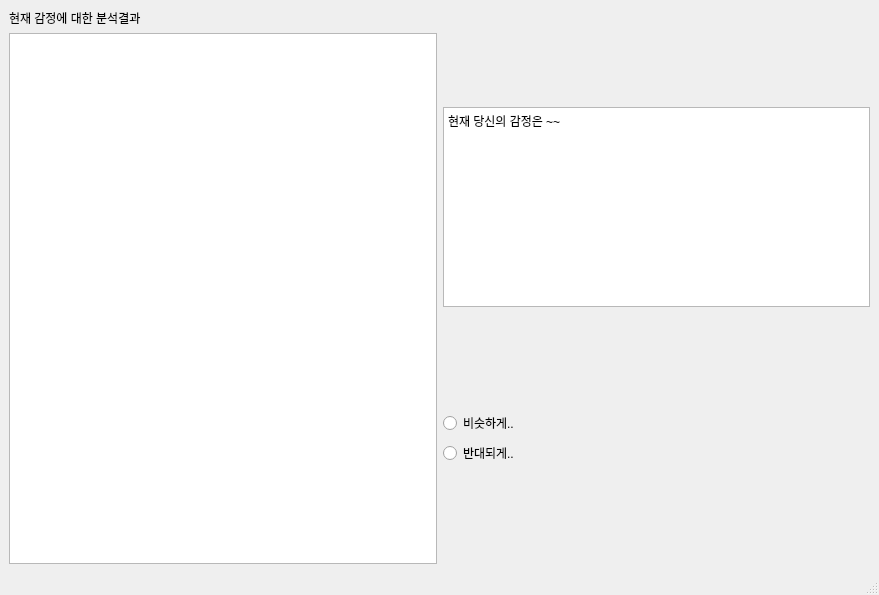
First picture: the form in ui_files/analysis_tool_chart.ui, repository jiwoo1105/DKU_Opensource_knoo-B, before the edit.
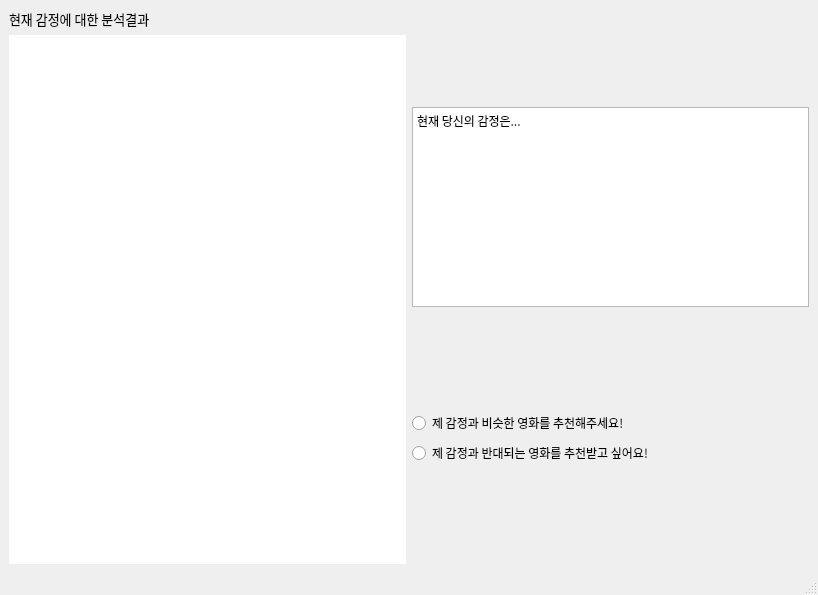
Second picture: the form after the edit.

Commit message: UI 1차 수정

What changed in the file:
```diff
--- a/ui_files/analysis_tool_chart.ui
+++ b/ui_files/analysis_tool_chart.ui
@@ -6,7 +6,7 @@
    <rect>
     <x>0</x>
     <y>0</y>
-    <width>879</width>
+    <width>818</width>
     <height>595</height>
    </rect>
   </property>
@@ -21,13 +21,28 @@
        <layout class="QVBoxLayout" name="verticalLayout_3">
         <item>
          <widget class="QLabel" name="label">
+          <property name="font">
+           <font>
+            <family>G마켓 산스 TTF Medium</family>
+            <pointsize>10</pointsize>
+           </font>
+          </property>
           <property name="text">
            <string>현재 감정에 대한 분석결과</string>
           </property>
          </widget>
         </item>
         <item>
-         <widget class="QGraphicsView" name="Show_result_by_chart"/>
+         <widget class="QGraphicsView" name="Show_result_by_chart">
+          <property name="styleSheet">
+           <string notr="true">font: 57 10pt &quot;G마켓 산스 TTF Medium&quot;;
+color: #333333;
+
+border-width: 2px;
+border-radius: 6px;
+</string>
+          </property>
+         </widget>
         </item>
        </layout>
       </item>
@@ -35,18 +50,38 @@
        <layout class="QVBoxLayout" name="verticalLayout_2">
         <item>
          <widget class="QTextBrowser" name="Show_user_emotion">
+          <property name="sizePolicy">
+           <sizepolicy hsizetype="Expanding" vsizetype="Minimum">
+            <horstretch>0</horstretch>
+            <verstretch>0</verstretch>
+           </sizepolicy>
+          </property>
+          <property name="minimumSize">
+           <size>
+            <width>200</width>
+            <height>150</height>
+           </size>
+          </property>
           <property name="maximumSize">
            <size>
             <width>16777215</width>
             <height>200</height>
            </size>
           </property>
+          <property name="font">
+           <font>
+            <family>Gmarket Sans TTF</family>
+           </font>
+          </property>
+          <property name="styleSheet">
+           <string notr="true"/>
+          </property>
           <property name="html">
            <string>&lt;!DOCTYPE HTML PUBLIC &quot;-//W3C//DTD HTML 4.0//EN&quot; &quot;http://www.w3.org/TR/REC-html40/strict.dtd&quot;&gt;
 &lt;html&gt;&lt;head&gt;&lt;meta name=&quot;qrichtext&quot; content=&quot;1&quot; /&gt;&lt;style type=&quot;text/css&quot;&gt;
 p, li { white-space: pre-wrap; }
-&lt;/style&gt;&lt;/head&gt;&lt;body style=&quot; font-family:'Gulim'; font-size:9pt; font-weight:400; font-style:normal;&quot;&gt;
-&lt;p style=&quot; margin-top:0px; margin-bottom:0px; margin-left:0px; margin-right:0px; -qt-block-indent:0; text-indent:0px;&quot;&gt;현재 당신의 감정은 ~~&lt;/p&gt;&lt;/body&gt;&lt;/html&gt;</string>
+&lt;/style&gt;&lt;/head&gt;&lt;body style=&quot; font-family:'Gmarket Sans TTF'; font-size:9pt; font-weight:400; font-style:normal;&quot;&gt;
+&lt;p style=&quot; margin-top:0px; margin-bottom:0px; margin-left:0px; margin-right:0px; -qt-block-indent:0; text-indent:0px;&quot;&gt;현재 당신의 감정은...&lt;/p&gt;&lt;/body&gt;&lt;/html&gt;</string>
           </property>
          </widget>
         </item>
@@ -54,15 +89,25 @@
          <layout class="QVBoxLayout" name="verticalLayout">
           <item>
            <widget class="QRadioButton" name="similar_emotion_button">
+            <property name="font">
+             <font>
+              <family>G마켓 산스 TTF Medium</family>
+             </font>
+            </property>
             <property name="text">
-             <string>비슷하게..</string>
+             <string>제 감정과 비슷한 영화를 추천해주세요!</string>
             </property>
            </widget>
           </item>
           <item>
            <widget class="QRadioButton" name="reverse_emotion_button">
+            <property name="font">
+             <font>
+              <family>G마켓 산스 TTF Medium</family>
+             </font>
+            </property>
             <property name="text">
-             <string>반대되게..</string>
+             <string>제 감정과 반대되는 영화를 추천받고 싶어요!</string>
             </property>
            </widget>
           </item>
```
The commit also changes 4 other files.
